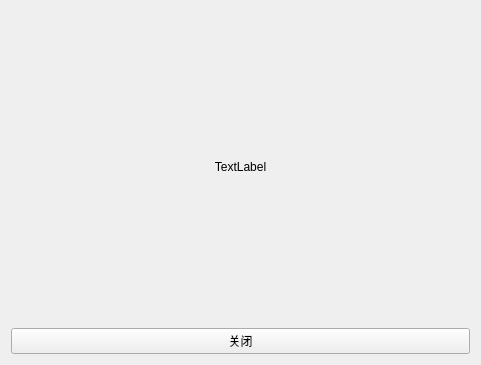
Before: the Qt Designer form CardWidget.ui in qiuyongjun/YJDragGrid, drawn with Qt 5.
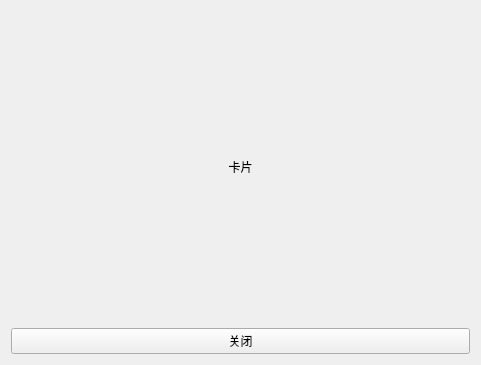
After: the same form once the commit is applied.

```diff
--- a/CardWidget.ui
+++ b/CardWidget.ui
@@ -17,7 +17,7 @@
    <item row="0" column="0">
     <widget class="QLabel" name="label">
      <property name="text">
-      <string>TextLabel</string>
+      <string>卡片</string>
      </property>
      <property name="alignment">
       <set>Qt::AlignmentFlag::AlignCenter</set>
```
Left out of the diff: 2 changed lines with no effect on the pictures.
